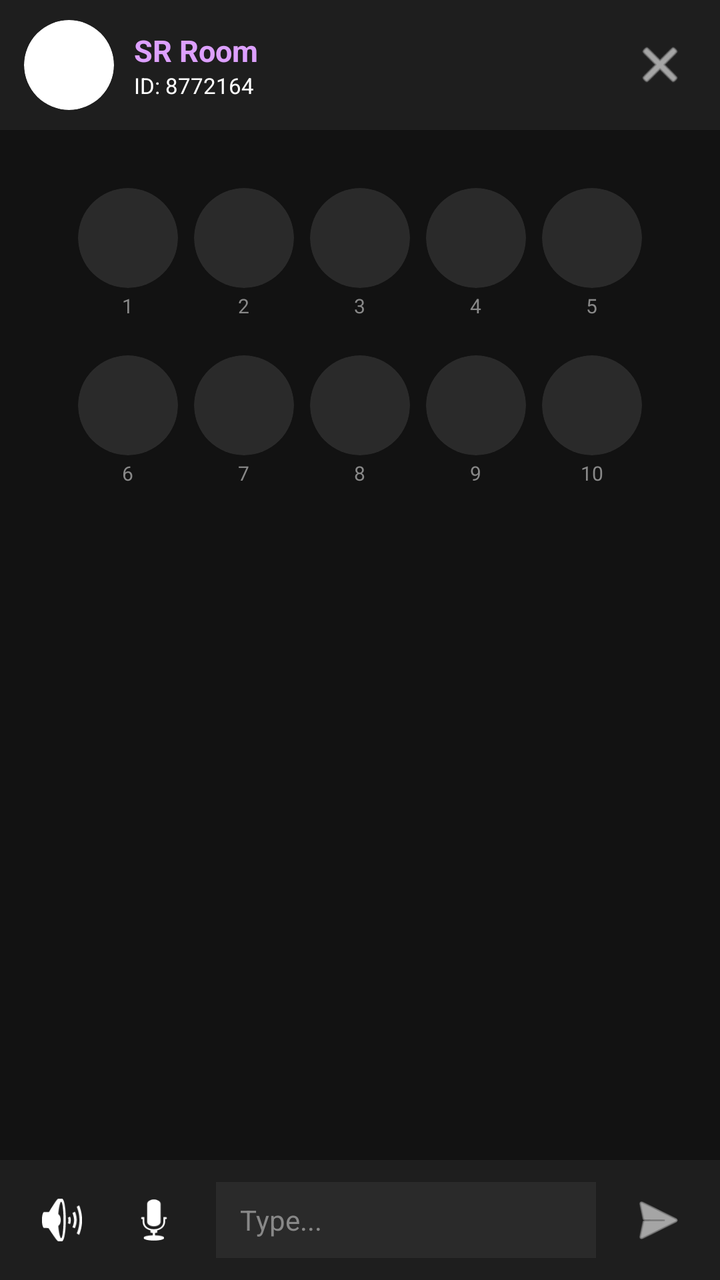
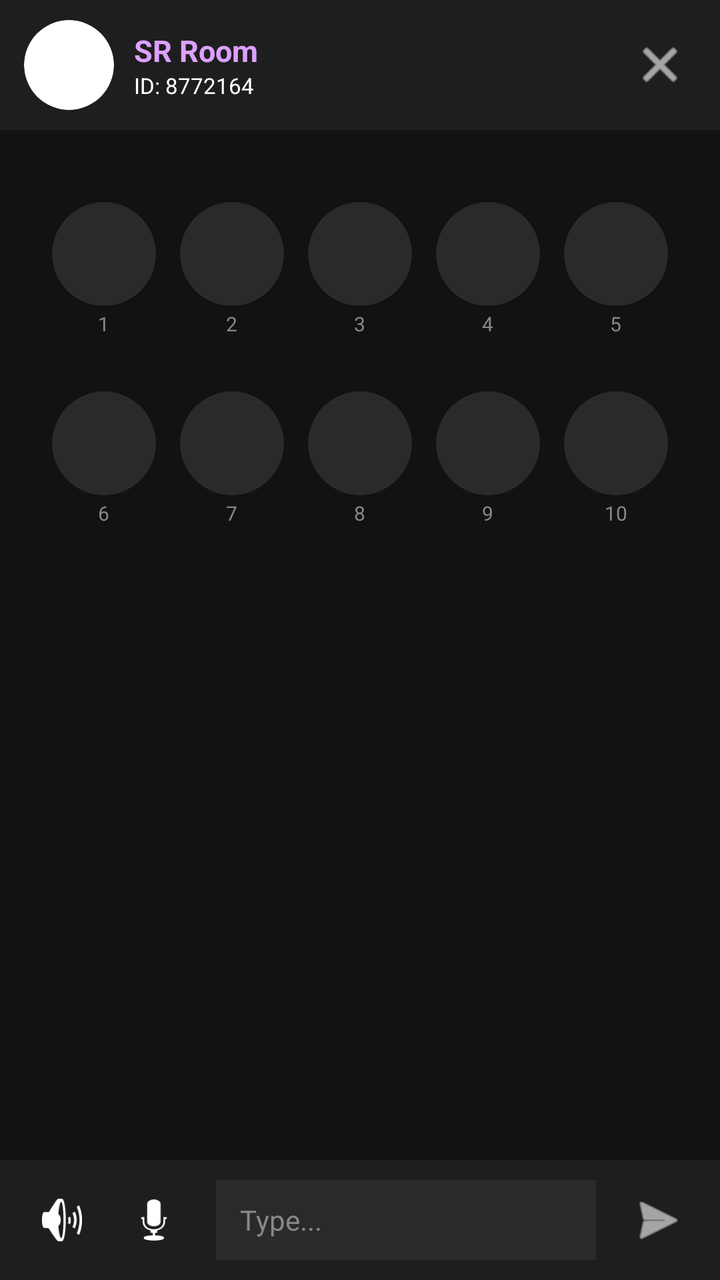

Compare the two renders of this Android layout. The source of the first and the diff that turns it into the second are given below.
<!-- AndroidManifest.xml: application theme Theme.AppCompat.DayNight.NoActionBar -->
<!-- res/layout/activity_voice_room.xml -->
<?xml version="1.0" encoding="utf-8"?>
<RelativeLayout xmlns:android="http://schemas.android.com/apk/res/android"
    xmlns:app="http://schemas.android.com/apk/res-auto"
    android:layout_width="match_parent"
    android:layout_height="match_parent"
    android:background="#121212">

    
    <LinearLayout
        android:id="@+id/topBar"
        android:layout_width="match_parent"
        android:layout_height="65dp"
        android:orientation="horizontal"
        android:gravity="center_vertical"
        android:background="#1E1E1E"
        android:paddingHorizontal="12dp">

        <LinearLayout
            android:id="@+id/headerProfileLayout"
            android:layout_width="wrap_content"
            android:layout_height="wrap_content"
            android:orientation="horizontal"
            android:gravity="center_vertical"
            android:clickable="true"
            android:focusable="true">

            <androidx.cardview.widget.CardView
                android:layout_width="45dp"
                android:layout_height="45dp"
                app:cardCornerRadius="22.5dp"
                app:cardElevation="0dp">
                <ImageView android:id="@+id/ivRoomAvatar"
                    android:layout_width="match_parent"
                    android:layout_height="match_parent"
                    android:scaleType="centerCrop"
                    android:src="@android:drawable/sym_def_app_icon"/>
            </androidx.cardview.widget.CardView>

            <LinearLayout
                android:layout_width="wrap_content"
                android:layout_height="wrap_content"
                android:orientation="vertical"
                android:layout_marginStart="10dp">

                <TextView android:id="@+id/tvRoomName"
                    android:layout_width="wrap_content"
                    android:layout_height="wrap_content"
                    android:text="SR Room"
                    android:textColor="#DDA0FF"
                    android:textStyle="bold"
                    android:textSize="15sp"/>

                <TextView android:id="@+id/tvRoomIds"
                    android:layout_width="wrap_content"
                    android:layout_height="wrap_content"
                    android:text="ID: 8772164"
                    android:textColor="#FFFFFF"
                    android:textSize="11sp"/>
            </LinearLayout>
        </LinearLayout>

        <View
            android:layout_width="0dp"
            android:layout_height="0dp"
            android:layout_weight="1"/>

        <ImageView android:id="@+id/ivHomeSettings"
            android:layout_width="36dp"
            android:layout_height="36dp"
            android:src="@android:drawable/ic_menu_close_clear_cancel"
            android:tint="#FFFFFF"
            android:padding="4dp"/>
    </LinearLayout>

    
    <LinearLayout
        android:id="@+id/seatsContainer"
        android:layout_width="match_parent"
        android:layout_height="wrap_content"
        android:layout_below="@id/topBar"
        android:layout_marginTop="25dp"
        android:orientation="vertical"
        android:gravity="center">

        
        <LinearLayout android:layout_width="match_parent" android:layout_height="wrap_content" android:orientation="horizontal" android:gravity="center">
            
            <LinearLayout android:layout_width="wrap_content" android:layout_height="wrap_content" android:orientation="vertical" android:gravity="center" android:layout_margin="4dp">
                <androidx.cardview.widget.CardView android:layout_width="50dp" android:layout_height="50dp" app:cardCornerRadius="25dp" app:cardBackgroundColor="#2A2A2A" app:cardElevation="0dp">
                    <ImageView android:id="@+id/seat1" android:layout_width="match_parent" android:layout_height="match_parent" android:scaleType="centerCrop"/>
                </androidx.cardview.widget.CardView>
                <TextView android:layout_width="wrap_content" android:layout_height="wrap_content" android:text="1" android:textColor="#888888" android:textSize="10sp" android:layout_marginTop="2dp"/>
            </LinearLayout>

            <LinearLayout android:layout_width="wrap_content" android:layout_height="wrap_content" android:orientation="vertical" android:gravity="center" android:layout_margin="4dp">
                <androidx.cardview.widget.CardView android:layout_width="50dp" android:layout_height="50dp" app:cardCornerRadius="25dp" app:cardBackgroundColor="#2A2A2A" app:cardElevation="0dp">
                    <ImageView android:id="@+id/seat2" android:layout_width="match_parent" android:layout_height="match_parent" android:scaleType="centerCrop"/>
                </androidx.cardview.widget.CardView>
                <TextView android:layout_width="wrap_content" android:layout_height="wrap_content" android:text="2" android:textColor="#888888" android:textSize="10sp" android:layout_marginTop="2dp"/>
            </LinearLayout>

            <LinearLayout android:layout_width="wrap_content" android:layout_height="wrap_content" android:orientation="vertical" android:gravity="center" android:layout_margin="4dp">
                <androidx.cardview.widget.CardView android:layout_width="50dp" android:layout_height="50dp" app:cardCornerRadius="25dp" app:cardBackgroundColor="#2A2A2A" app:cardElevation="0dp">
                    <ImageView android:id="@+id/seat3" android:layout_width="match_parent" android:layout_height="match_parent" android:scaleType="centerCrop"/>
                </androidx.cardview.widget.CardView>
                <TextView android:layout_width="wrap_content" android:layout_height="wrap_content" android:text="3" android:textColor="#888888" android:textSize="10sp" android:layout_marginTop="2dp"/>
            </LinearLayout>

            <LinearLayout android:layout_width="wrap_content" android:layout_height="wrap_content" android:orientation="vertical" android:gravity="center" android:layout_margin="4dp">
                <androidx.cardview.widget.CardView android:layout_width="50dp" android:layout_height="50dp" app:cardCornerRadius="25dp" app:cardBackgroundColor="#2A2A2A" app:cardElevation="0dp">
                    <ImageView android:id="@+id/seat4" android:layout_width="match_parent" android:layout_height="match_parent" android:scaleType="centerCrop"/>
                </androidx.cardview.widget.CardView>
                <TextView android:layout_width="wrap_content" android:layout_height="wrap_content" android:text="4" android:textColor="#888888" android:textSize="10sp" android:layout_marginTop="2dp"/>
            </LinearLayout>

            <LinearLayout android:layout_width="wrap_content" android:layout_height="wrap_content" android:orientation="vertical" android:gravity="center" android:layout_margin="4dp">
                <androidx.cardview.widget.CardView android:layout_width="50dp" android:layout_height="50dp" app:cardCornerRadius="25dp" app:cardBackgroundColor="#2A2A2A" app:cardElevation="0dp">
                    <ImageView android:id="@+id/seat5" android:layout_width="match_parent" android:layout_height="match_parent" android:scaleType="centerCrop"/>
                </androidx.cardview.widget.CardView>
                <TextView android:layout_width="wrap_content" android:layout_height="wrap_content" android:text="5" android:textColor="#888888" android:textSize="10sp" android:layout_marginTop="2dp"/>
            </LinearLayout>
        </LinearLayout>

        
        <LinearLayout android:layout_width="match_parent" android:layout_height="wrap_content" android:orientation="horizontal" android:gravity="center" android:layout_marginTop="10dp">
            
            <LinearLayout android:layout_width="wrap_content" android:layout_height="wrap_content" android:orientation="vertical" android:gravity="center" android:layout_margin="4dp">
                <androidx.cardview.widget.CardView android:layout_width="50dp" android:layout_height="50dp" app:cardCornerRadius="25dp" app:cardBackgroundColor="#2A2A2A" app:cardElevation="0dp">
                    <ImageView android:id="@+id/seat6" android:layout_width="match_parent" android:layout_height="match_parent" android:scaleType="centerCrop"/>
                </androidx.cardview.widget.CardView>
                <TextView android:layout_width="wrap_content" android:layout_height="wrap_content" android:text="6" android:textColor="#888888" android:textSize="10sp" android:layout_marginTop="2dp"/>
            </LinearLayout>

            <LinearLayout android:layout_width="wrap_content" android:layout_height="wrap_content" android:orientation="vertical" android:gravity="center" android:layout_margin="4dp">
                <androidx.cardview.widget.CardView android:layout_width="50dp" android:layout_height="50dp" app:cardCornerRadius="25dp" app:cardBackgroundColor="#2A2A2A" app:cardElevation="0dp">
                    <ImageView android:id="@+id/seat7" android:layout_width="match_parent" android:layout_height="match_parent" android:scaleType="centerCrop"/>
                </androidx.cardview.widget.CardView>
                <TextView android:layout_width="wrap_content" android:layout_height="wrap_content" android:text="7" android:textColor="#888888" android:textSize="10sp" android:layout_marginTop="2dp"/>
            </LinearLayout>

            <LinearLayout android:layout_width="wrap_content" android:layout_height="wrap_content" android:orientation="vertical" android:gravity="center" android:layout_margin="4dp">
                <androidx.cardview.widget.CardView android:layout_width="50dp" android:layout_height="50dp" app:cardCornerRadius="25dp" app:cardBackgroundColor="#2A2A2A" app:cardElevation="0dp">
                    <ImageView android:id="@+id/seat8" android:layout_width="match_parent" android:layout_height="match_parent" android:scaleType="centerCrop"/>
                </androidx.cardview.widget.CardView>
                <TextView android:layout_width="wrap_content" android:layout_height="wrap_content" android:text="8" android:textColor="#888888" android:textSize="10sp" android:layout_marginTop="2dp"/>
            </LinearLayout>

            <LinearLayout android:layout_width="wrap_content" android:layout_height="wrap_content" android:orientation="vertical" android:gravity="center" android:layout_margin="4dp">
                <androidx.cardview.widget.CardView android:layout_width="50dp" android:layout_height="50dp" app:cardCornerRadius="25dp" app:cardBackgroundColor="#2A2A2A" app:cardElevation="0dp">
                    <ImageView android:id="@+id/seat9" android:layout_width="match_parent" android:layout_height="match_parent" android:scaleType="centerCrop"/>
                </androidx.cardview.widget.CardView>
                <TextView android:layout_width="wrap_content" android:layout_height="wrap_content" android:text="9" android:textColor="#888888" android:textSize="10sp" android:layout_marginTop="2dp"/>
            </LinearLayout>

            <LinearLayout android:layout_width="wrap_content" android:layout_height="wrap_content" android:orientation="vertical" android:gravity="center" android:layout_margin="4dp">
                <androidx.cardview.widget.CardView android:layout_width="50dp" android:layout_height="50dp" app:cardCornerRadius="25dp" app:cardBackgroundColor="#2A2A2A" app:cardElevation="0dp">
                    <ImageView android:id="@+id/seat10" android:layout_width="match_parent" android:layout_height="match_parent" android:scaleType="centerCrop"/>
                </androidx.cardview.widget.CardView>
                <TextView android:layout_width="wrap_content" android:layout_height="wrap_content" android:text="10" android:textColor="#888888" android:textSize="10sp" android:layout_marginTop="2dp"/>
            </LinearLayout>
        </LinearLayout>
    </LinearLayout>

    
    <TextView android:id="@+id/tvUserInfoBottom"
        android:layout_width="wrap_content"
        android:layout_height="wrap_content"
        android:layout_below="@id/seatsContainer"
        android:layout_centerHorizontal="true"
        android:layout_marginTop="12dp"
        android:textColor="#DDA0FF"
        android:textSize="13sp"
        android:textStyle="bold"/>

    <TextView android:id="@+id/tvEntryLog"
        android:layout_width="wrap_content"
        android:layout_height="wrap_content"
        android:layout_below="@id/tvUserInfoBottom"
        android:layout_centerHorizontal="true"
        android:layout_marginTop="8dp"
        android:textColor="#90EE90"
        android:textSize="12sp"
        android:padding="4dp"/>

    
    <LinearLayout
        android:id="@+id/bottomBar"
        android:layout_width="match_parent"
        android:layout_height="60dp"
        android:layout_alignParentBottom="true"
        android:orientation="horizontal"
        android:gravity="center_vertical"
        android:background="#1E1E1E"
        android:paddingHorizontal="16dp">

        <ImageView android:layout_width="30dp" android:layout_height="30dp" android:src="@android:drawable/ic_lock_silent_mode_off" android:tint="#FFFFFF" android:layout_marginEnd="16dp"/>
        <ImageView android:layout_width="30dp" android:layout_height="30dp" android:src="@android:drawable/ic_btn_speak_now" android:tint="#FFFFFF" android:layout_marginEnd="16dp"/>
        <TextView android:layout_width="0dp" android:layout_height="38dp" android:layout_weight="1" android:background="#2A2A2A" android:gravity="center_vertical" android:paddingStart="12dp" android:text="Type..." android:textColor="#888888" android:textSize="14sp"/>
        <ImageView android:layout_width="30dp" android:layout_height="30dp" android:src="@android:drawable/ic_menu_send" android:tint="#FFFFFF" android:layout_marginStart="16dp"/>
    </LinearLayout>

</RelativeLayout>
<!-- resources referenced by this layout -->
<resources>

</resources>

<!-- the commit's change to res/layout/activity_voice_room.xml (unified diff, before → after) -->
@@ -3,7 +3,8 @@
     xmlns:app="http://schemas.android.com/apk/res-auto"
     android:layout_width="match_parent"
     android:layout_height="match_parent"
-    android:background="#121212">
+    android:background="#121212"
+    android:id="@+id/rootLayout">
 
     
     <LinearLayout
@@ -78,43 +79,43 @@
         android:layout_width="match_parent"
         android:layout_height="wrap_content"
         android:layout_below="@id/topBar"
-        android:layout_marginTop="25dp"
+        android:layout_marginTop="30dp"
         android:orientation="vertical"
         android:gravity="center">
 
         
         <LinearLayout android:layout_width="match_parent" android:layout_height="wrap_content" android:orientation="horizontal" android:gravity="center">
             
-            <LinearLayout android:layout_width="wrap_content" android:layout_height="wrap_content" android:orientation="vertical" android:gravity="center" android:layout_margin="4dp">
-                <androidx.cardview.widget.CardView android:layout_width="50dp" android:layout_height="50dp" app:cardCornerRadius="25dp" app:cardBackgroundColor="#2A2A2A" app:cardElevation="0dp">
+            <LinearLayout android:layout_width="wrap_content" android:layout_height="wrap_content" android:orientation="vertical" android:gravity="center" android:layout_margin="6dp">
+                <androidx.cardview.widget.CardView android:layout_width="52dp" android:layout_height="52dp" app:cardCornerRadius="26dp" app:cardBackgroundColor="#2A2A2A" app:cardElevation="0dp">
                     <ImageView android:id="@+id/seat1" android:layout_width="match_parent" android:layout_height="match_parent" android:scaleType="centerCrop"/>
                 </androidx.cardview.widget.CardView>
                 <TextView android:layout_width="wrap_content" android:layout_height="wrap_content" android:text="1" android:textColor="#888888" android:textSize="10sp" android:layout_marginTop="2dp"/>
             </LinearLayout>
 
-            <LinearLayout android:layout_width="wrap_content" android:layout_height="wrap_content" android:orientation="vertical" android:gravity="center" android:layout_margin="4dp">
-                <androidx.cardview.widget.CardView android:layout_width="50dp" android:layout_height="50dp" app:cardCornerRadius="25dp" app:cardBackgroundColor="#2A2A2A" app:cardElevation="0dp">
+            <LinearLayout android:layout_width="wrap_content" android:layout_height="wrap_content" android:orientation="vertical" android:gravity="center" android:layout_margin="6dp">
+                <androidx.cardview.widget.CardView android:layout_width="52dp" android:layout_height="52dp" app:cardCornerRadius="26dp" app:cardBackgroundColor="#2A2A2A" app:cardElevation="0dp">
                     <ImageView android:id="@+id/seat2" android:layout_width="match_parent" android:layout_height="match_parent" android:scaleType="centerCrop"/>
                 </androidx.cardview.widget.CardView>
                 <TextView android:layout_width="wrap_content" android:layout_height="wrap_content" android:text="2" android:textColor="#888888" android:textSize="10sp" android:layout_marginTop="2dp"/>
             </LinearLayout>
 
-            <LinearLayout android:layout_width="wrap_content" android:layout_height="wrap_content" android:orientation="vertical" android:gravity="center" android:layout_margin="4dp">
-                <androidx.cardview.widget.CardView android:layout_width="50dp" android:layout_height="50dp" app:cardCornerRadius="25dp" app:cardBackgroundColor="#2A2A2A" app:cardElevation="0dp">
+            <LinearLayout android:layout_width="wrap_content" android:layout_height="wrap_content" android:orientation="vertical" android:gravity="center" android:layout_margin="6dp">
+                <androidx.cardview.widget.CardView android:layout_width="52dp" android:layout_height="52dp" app:cardCornerRadius="26dp" app:cardBackgroundColor="#2A2A2A" app:cardElevation="0dp">
                     <ImageView android:id="@+id/seat3" android:layout_width="match_parent" android:layout_height="match_parent" android:scaleType="centerCrop"/>
                 </androidx.cardview.widget.CardView>
                 <TextView android:layout_width="wrap_content" android:layout_height="wrap_content" android:text="3" android:textColor="#888888" android:textSize="10sp" android:layout_marginTop="2dp"/>
             </LinearLayout>
 
-            <LinearLayout android:layout_width="wrap_content" android:layout_height="wrap_content" android:orientation="vertical" android:gravity="center" android:layout_margin="4dp">
-                <androidx.cardview.widget.CardView android:layout_width="50dp" android:layout_height="50dp" app:cardCornerRadius="25dp" app:cardBackgroundColor="#2A2A2A" app:cardElevation="0dp">
+            <LinearLayout android:layout_width="wrap_content" android:layout_height="wrap_content" android:orientation="vertical" android:gravity="center" android:layout_margin="6dp">
+                <androidx.cardview.widget.CardView android:layout_width="52dp" android:layout_height="52dp" app:cardCornerRadius="26dp" app:cardBackgroundColor="#2A2A2A" app:cardElevation="0dp">
                     <ImageView android:id="@+id/seat4" android:layout_width="match_parent" android:layout_height="match_parent" android:scaleType="centerCrop"/>
                 </androidx.cardview.widget.CardView>
                 <TextView android:layout_width="wrap_content" android:layout_height="wrap_content" android:text="4" android:textColor="#888888" android:textSize="10sp" android:layout_marginTop="2dp"/>
             </LinearLayout>
 
-            <LinearLayout android:layout_width="wrap_content" android:layout_height="wrap_content" android:orientation="vertical" android:gravity="center" android:layout_margin="4dp">
-                <androidx.cardview.widget.CardView android:layout_width="50dp" android:layout_height="50dp" app:cardCornerRadius="25dp" app:cardBackgroundColor="#2A2A2A" app:cardElevation="0dp">
+            <LinearLayout android:layout_width="wrap_content" android:layout_height="wrap_content" android:orientation="vertical" android:gravity="center" android:layout_margin="6dp">
+                <androidx.cardview.widget.CardView android:layout_width="52dp" android:layout_height="52dp" app:cardCornerRadius="26dp" app:cardBackgroundColor="#2A2A2A" app:cardElevation="0dp">
                     <ImageView android:id="@+id/seat5" android:layout_width="match_parent" android:layout_height="match_parent" android:scaleType="centerCrop"/>
                 </androidx.cardview.widget.CardView>
                 <TextView android:layout_width="wrap_content" android:layout_height="wrap_content" android:text="5" android:textColor="#888888" android:textSize="10sp" android:layout_marginTop="2dp"/>
@@ -122,38 +123,38 @@
         </LinearLayout>
 
         
-        <LinearLayout android:layout_width="match_parent" android:layout_height="wrap_content" android:orientation="horizontal" android:gravity="center" android:layout_marginTop="10dp">
+        <LinearLayout android:layout_width="match_parent" android:layout_height="wrap_content" android:orientation="horizontal" android:gravity="center" android:layout_marginTop="15dp">
             
-            <LinearLayout android:layout_width="wrap_content" android:layout_height="wrap_content" android:orientation="vertical" android:gravity="center" android:layout_margin="4dp">
-                <androidx.cardview.widget.CardView android:layout_width="50dp" android:layout_height="50dp" app:cardCornerRadius="25dp" app:cardBackgroundColor="#2A2A2A" app:cardElevation="0dp">
+            <LinearLayout android:layout_width="wrap_content" android:layout_height="wrap_content" android:orientation="vertical" android:gravity="center" android:layout_margin="6dp">
+                <androidx.cardview.widget.CardView android:layout_width="52dp" android:layout_height="52dp" app:cardCornerRadius="26dp" app:cardBackgroundColor="#2A2A2A" app:cardElevation="0dp">
                     <ImageView android:id="@+id/seat6" android:layout_width="match_parent" android:layout_height="match_parent" android:scaleType="centerCrop"/>
                 </androidx.cardview.widget.CardView>
                 <TextView android:layout_width="wrap_content" android:layout_height="wrap_content" android:text="6" android:textColor="#888888" android:textSize="10sp" android:layout_marginTop="2dp"/>
             </LinearLayout>
 
-            <LinearLayout android:layout_width="wrap_content" android:layout_height="wrap_content" android:orientation="vertical" android:gravity="center" android:layout_margin="4dp">
-                <androidx.cardview.widget.CardView android:layout_width="50dp" android:layout_height="50dp" app:cardCornerRadius="25dp" app:cardBackgroundColor="#2A2A2A" app:cardElevation="0dp">
+            <LinearLayout android:layout_width="wrap_content" android:layout_height="wrap_content" android:orientation="vertical" android:gravity="center" android:layout_margin="6dp">
+                <androidx.cardview.widget.CardView android:layout_width="52dp" android:layout_height="52dp" app:cardCornerRadius="26dp" app:cardBackgroundColor="#2A2A2A" app:cardElevation="0dp">
                     <ImageView android:id="@+id/seat7" android:layout_width="match_parent" android:layout_height="match_parent" android:scaleType="centerCrop"/>
                 </androidx.cardview.widget.CardView>
                 <TextView android:layout_width="wrap_content" android:layout_height="wrap_content" android:text="7" android:textColor="#888888" android:textSize="10sp" android:layout_marginTop="2dp"/>
             </LinearLayout>
 
-            <LinearLayout android:layout_width="wrap_content" android:layout_height="wrap_content" android:orientation="vertical" android:gravity="center" android:layout_margin="4dp">
-                <androidx.cardview.widget.CardView android:layout_width="50dp" android:layout_height="50dp" app:cardCornerRadius="25dp" app:cardBackgroundColor="#2A2A2A" app:cardElevation="0dp">
+            <LinearLayout android:layout_width="wrap_content" android:layout_height="wrap_content" android:orientation="vertical" android:gravity="center" android:layout_margin="6dp">
+                <androidx.cardview.widget.CardView android:layout_width="52dp" android:layout_height="52dp" app:cardCornerRadius="26dp" app:cardBackgroundColor="#2A2A2A" app:cardElevation="0dp">
                     <ImageView android:id="@+id/seat8" android:layout_width="match_parent" android:layout_height="match_parent" android:scaleType="centerCrop"/>
                 </androidx.cardview.widget.CardView>
                 <TextView android:layout_width="wrap_content" android:layout_height="wrap_content" android:text="8" android:textColor="#888888" android:textSize="10sp" android:layout_marginTop="2dp"/>
             </LinearLayout>
 
-            <LinearLayout android:layout_width="wrap_content" android:layout_height="wrap_content" android:orientation="vertical" android:gravity="center" android:layout_margin="4dp">
-                <androidx.cardview.widget.CardView android:layout_width="50dp" android:layout_height="50dp" app:cardCornerRadius="25dp" app:cardBackgroundColor="#2A2A2A" app:cardElevation="0dp">
+            <LinearLayout android:layout_width="wrap_content" android:layout_height="wrap_content" android:orientation="vertical" android:gravity="center" android:layout_margin="6dp">
+                <androidx.cardview.widget.CardView android:layout_width="52dp" android:layout_height="52dp" app:cardCornerRadius="26dp" app:cardBackgroundColor="#2A2A2A" app:cardElevation="0dp">
                     <ImageView android:id="@+id/seat9" android:layout_width="match_parent" android:layout_height="match_parent" android:scaleType="centerCrop"/>
                 </androidx.cardview.widget.CardView>
                 <TextView android:layout_width="wrap_content" android:layout_height="wrap_content" android:text="9" android:textColor="#888888" android:textSize="10sp" android:layout_marginTop="2dp"/>
             </LinearLayout>
 
-            <LinearLayout android:layout_width="wrap_content" android:layout_height="wrap_content" android:orientation="vertical" android:gravity="center" android:layout_margin="4dp">
-                <androidx.cardview.widget.CardView android:layout_width="50dp" android:layout_height="50dp" app:cardCornerRadius="25dp" app:cardBackgroundColor="#2A2A2A" app:cardElevation="0dp">
+            <LinearLayout android:layout_width="wrap_content" android:layout_height="wrap_content" android:orientation="vertical" android:gravity="center" android:layout_margin="6dp">
+                <androidx.cardview.widget.CardView android:layout_width="52dp" android:layout_height="52dp" app:cardCornerRadius="26dp" app:cardBackgroundColor="#2A2A2A" app:cardElevation="0dp">
                     <ImageView android:id="@+id/seat10" android:layout_width="match_parent" android:layout_height="match_parent" android:scaleType="centerCrop"/>
                 </androidx.cardview.widget.CardView>
                 <TextView android:layout_width="wrap_content" android:layout_height="wrap_content" android:text="10" android:textColor="#888888" android:textSize="10sp" android:layout_marginTop="2dp"/>
@@ -162,22 +163,12 @@
     </LinearLayout>
 
     
-    <TextView android:id="@+id/tvUserInfoBottom"
+    <TextView android:id="@+id/tvEntryLog"
         android:layout_width="wrap_content"
         android:layout_height="wrap_content"
         android:layout_below="@id/seatsContainer"
         android:layout_centerHorizontal="true"
-        android:layout_marginTop="12dp"
-        android:textColor="#DDA0FF"
-        android:textSize="13sp"
-        android:textStyle="bold"/>
-
-    <TextView android:id="@+id/tvEntryLog"
-        android:layout_width="wrap_content"
-        android:layout_height="wrap_content"
-        android:layout_below="@id/tvUserInfoBottom"
-        android:layout_centerHorizontal="true"
-        android:layout_marginTop="8dp"
+        android:layout_marginTop="15dp"
         android:textColor="#90EE90"
         android:textSize="12sp"
         android:padding="4dp"/>
@@ -193,10 +184,44 @@
         android:background="#1E1E1E"
         android:paddingHorizontal="16dp">
 
-        <ImageView android:layout_width="30dp" android:layout_height="30dp" android:src="@android:drawable/ic_lock_silent_mode_off" android:tint="#FFFFFF" android:layout_marginEnd="16dp"/>
-        <ImageView android:layout_width="30dp" android:layout_height="30dp" android:src="@android:drawable/ic_btn_speak_now" android:tint="#FFFFFF" android:layout_marginEnd="16dp"/>
-        <TextView android:layout_width="0dp" android:layout_height="38dp" android:layout_weight="1" android:background="#2A2A2A" android:gravity="center_vertical" android:paddingStart="12dp" android:text="Type..." android:textColor="#888888" android:textSize="14sp"/>
-        <ImageView android:layout_width="30dp" android:layout_height="30dp" android:src="@android:drawable/ic_menu_send" android:tint="#FFFFFF" android:layout_marginStart="16dp"/>
+        <ImageView android:id="@+id/ivMute"
+            android:layout_width="30dp"
+            android:layout_height="30dp"
+            android:src="@android:drawable/ic_lock_silent_mode_off"
+            android:tint="#FFFFFF"
+            android:layout_marginEnd="16dp"
+            android:clickable="true"
+            android:focusable="true"/>
+
+        <ImageView android:id="@+id/ivMic"
+            android:layout_width="30dp"
+            android:layout_height="30dp"
+            android:src="@android:drawable/ic_btn_speak_now"
+            android:tint="#FFFFFF"
+            android:layout_marginEnd="16dp"
+            android:clickable="true"
+            android:focusable="true"/>
+
+        <EditText android:id="@+id/etChatInput"
+            android:layout_width="0dp"
+            android:layout_height="40dp"
+            android:layout_weight="1"
+            android:background="#2A2A2A"
+            android:gravity="center_vertical"
+            android:paddingStart="12dp"
+            android:hint="Type..."
+            android:textColorHint="#888888"
+            android:textColor="#FFFFFF"
+            android:textSize="14sp"/>
+
+        <ImageView android:id="@+id/ivSendChat"
+            android:layout_width="30dp"
+            android:layout_height="30dp"
+            android:src="@android:drawable/ic_menu_send"
+            android:tint="#FFFFFF"
+            android:layout_marginStart="16dp"
+            android:clickable="true"
+            android:focusable="true"/>
     </LinearLayout>
 
 </RelativeLayout>
